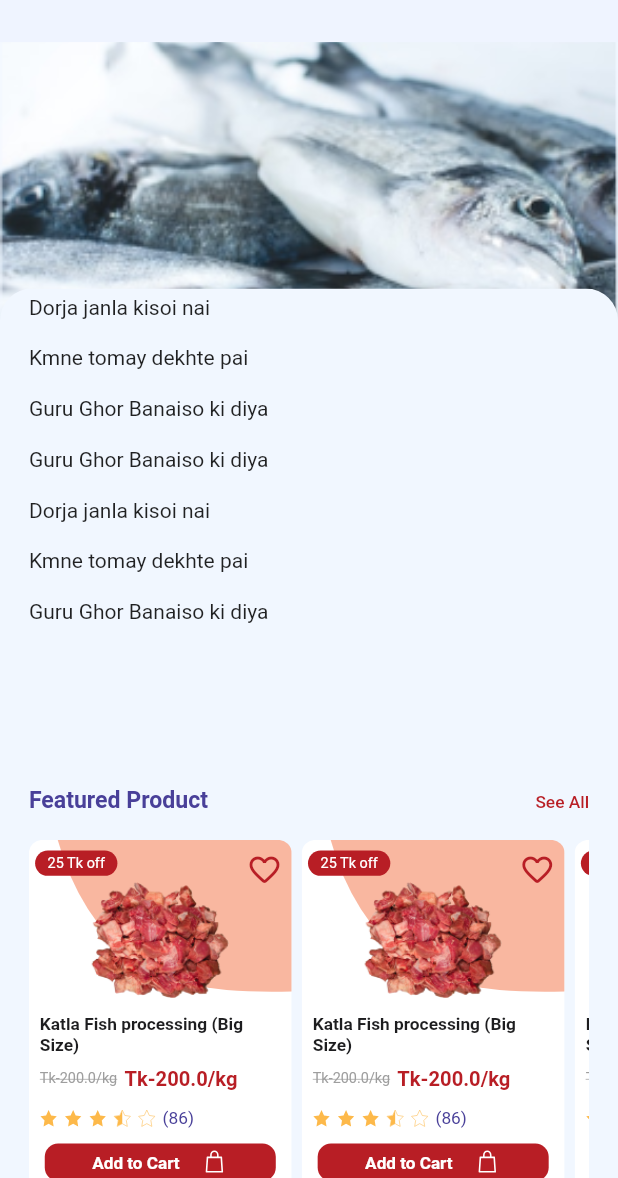
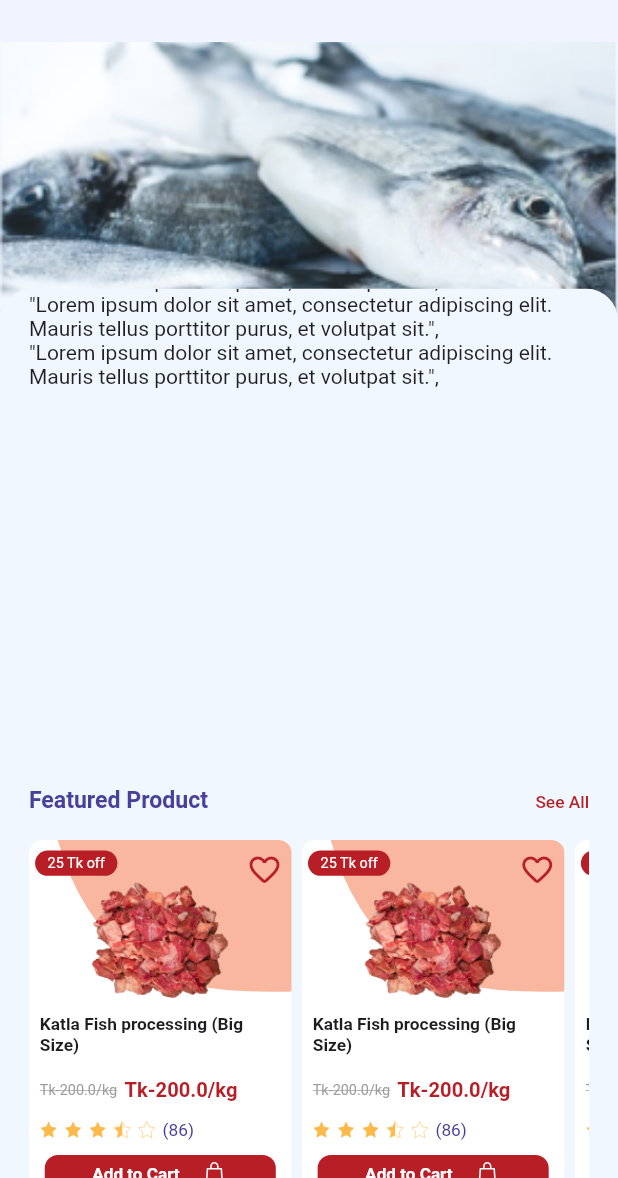
Before and after one commit to Sabuj-Kumar/ecomarce_project_masala_bazar, a Flutter app: the ProductDetailsPage screen opened by its route, tab 2 chosen, scrolled down 576 dp, on a phone screen of 412 x 824 dp, the part 58-1236 px from its top. Run offline on Flutter 3.47's test engine with Material 2 defaults, Android fonts, the phone set to English and light mode, and no system bars; drawn by our look-alikes of carousel_slider, smooth_page_indicator; our stand-ins replace badges, connectivity, fluro, flutter_otp_text_field, flutter_screenutil, flutter_svg and 5 more; accounts and stored records are empty; generated files the repository leaves out were written again; statements that could not run were skipped; project files that could hold a hidden picture were left out.

```diff
--- a/lib/pages/Product_Details_Page/Widgets/delivery_info.dart
+++ b/lib/pages/Product_Details_Page/Widgets/delivery_info.dart
@@ -7,9 +7,9 @@ class DeliveryInfo extends StatelessWidget {
   Widget build(BuildContext context) {
     return ListView(
       children: const [
-        Text("okay boss murder done."),
-        Text("10kg fish murder done bro hehe."),
-        Text("Masala Bazer kidnap. ebar free te khabo ja ase. sodo ca kheye ki r hoy.")
+        Text('"Lorem ipsum dolor sit amet, consectetur adipiscing elit. Mauris tellus porttitor purus, et volutpat sit.",'),
+        Text('"Lorem ipsum dolor sit amet, consectetur adipiscing elit. Mauris tellus porttitor purus, et volutpat sit.",'),
+        Text('"Lorem ipsum dolor sit amet, consectetur adipiscing elit. Mauris tellus porttitor purus, et volutpat sit.",'),
       ],
     );
   }
--- a/lib/pages/Product_Details_Page/Widgets/reviews.dart
+++ b/lib/pages/Product_Details_Page/Widgets/reviews.dart
@@ -1,5 +1,4 @@
 import 'package:flutter/material.dart';
-import 'package:flutter_screenutil/flutter_screenutil.dart';
 
 class Reviews extends StatelessWidget {
   const Reviews({Key? key}) : super(key: key);
@@ -8,22 +7,9 @@ class Reviews extends StatelessWidget {
   Widget build(BuildContext context) {
     return ListView(
       children: [
-        Text("Guru Ghor Banaiso ki diya"),
-        SizedBox(height: 20.h),
-        Text("Dorja janla kisoi nai"),
-        SizedBox(height: 20.h),
-        Text("Kmne tomay dekhte pai"),
-        SizedBox(height: 20.h),
-        Text("Guru Ghor Banaiso ki diya"),
-        SizedBox(height: 20.h),
-        Text("Guru Ghor Banaiso ki diya"),
-        SizedBox(height: 20.h),
-        Text("Dorja janla kisoi nai"),
-        SizedBox(height: 20.h),
-        Text("Kmne tomay dekhte pai"),
-        SizedBox(height: 20.h),
-        Text("Guru Ghor Banaiso ki diya"),
-        SizedBox(height: 20.h),
+        Text('"Lorem ipsum dolor sit amet, consectetur adipiscing elit. Mauris tellus porttitor purus, et volutpat sit.",'),
+        Text('"Lorem ipsum dolor sit amet, consectetur adipiscing elit. Mauris tellus porttitor purus, et volutpat sit.",'),
+        Text('"Lorem ipsum dolor sit amet, consectetur adipiscing elit. Mauris tellus porttitor purus, et volutpat sit.",'),
       ],
     );
   }
```
Also changed, not shown: lib/pages/homePage/widget/product_tile.dart (+12 -4 lines).
